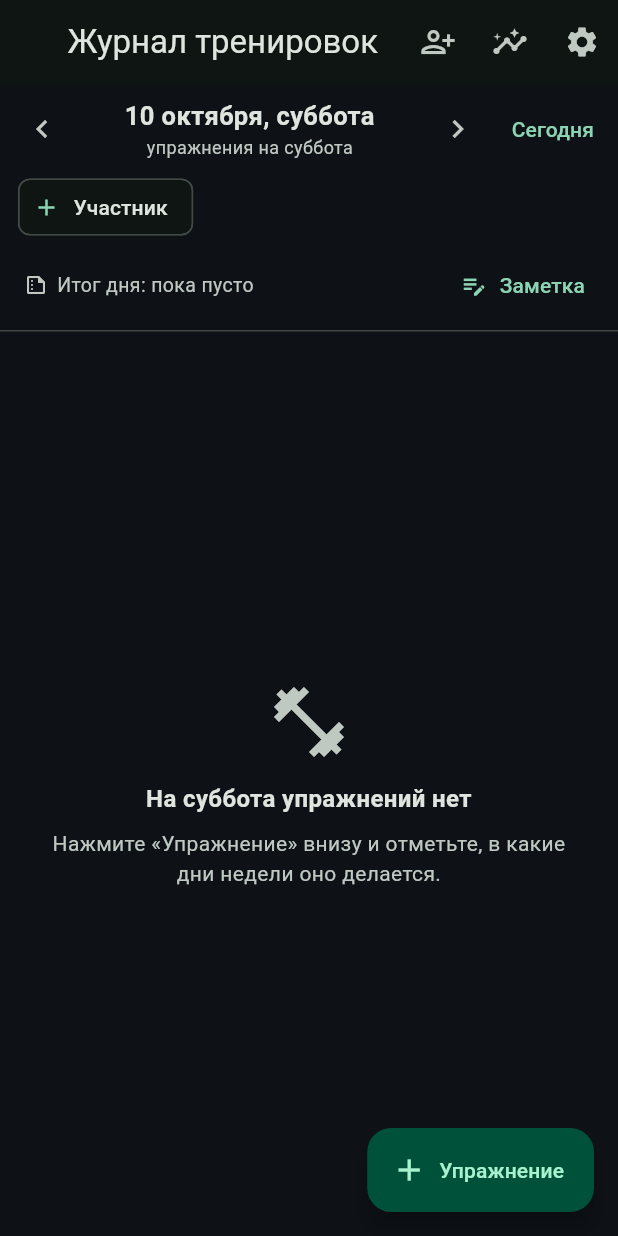
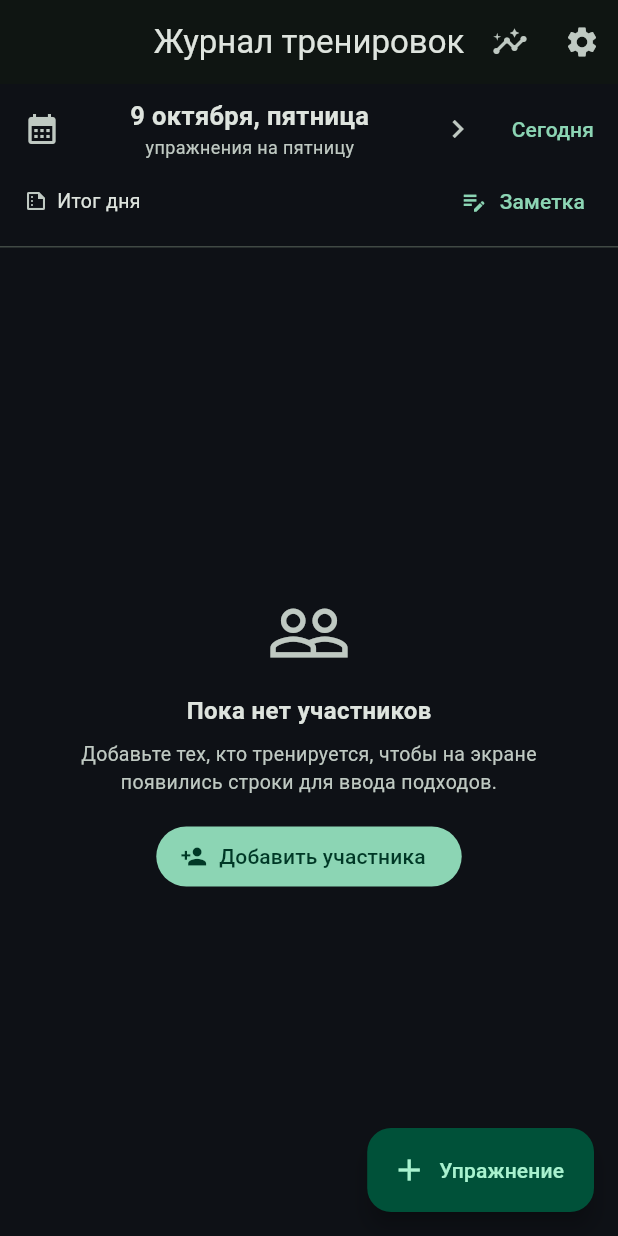
Before and after one commit to PavelChekalin/workout-log, a Flutter app: the screen it shows after launch, after a tap on the "chevron right" icon, on a phone screen of 412 x 824 dp. Run offline on Flutter 3.47's test engine with Material 3 defaults, Android fonts, the phone set to English and light mode, and no system bars; our stand-ins replace shared_preferences.

Commit message:
Календарь дней записи, итог дня по участникам, падежи дней недели

```diff
--- a/lib/main.dart
+++ b/lib/main.dart
@@ -1,6 +1,7 @@
 import 'package:flutter/material.dart';
 
 import 'catalog.dart';
+import 'calendar_picker.dart';
 import 'data.dart';
 import 'settings_screen.dart';
 import 'stats_screen.dart';
@@ -61,11 +62,6 @@ class _MainScreenState extends State<MainScreen> {
         title: const Text('Журнал тренировок'),
         actions: [
           IconButton(
-            tooltip: 'Добавить участника',
-            icon: const Icon(Icons.person_add_alt),
-            onPressed: _addPerson,
-          ),
-          IconButton(
             tooltip: 'Статистика',
             icon: const Icon(Icons.insights),
             onPressed: () async {
@@ -93,11 +89,12 @@ class _MainScreenState extends State<MainScreen> {
       body: Column(
         children: [
           _dateBar(),
-          _participantsBar(),
           _daySummary(),
           const Divider(height: 1),
           Expanded(
-            child: dayExercises.isEmpty
+            child: repo.people.isEmpty
+                ? _noParticipants()
+                : dayExercises.isEmpty
                     ? _emptyExercises()
                     : ListView.builder(
                         padding: const EdgeInsets.only(top: 8, bottom: 96),
@@ -116,10 +113,9 @@ class _MainScreenState extends State<MainScreen> {
       child: Row(
         children: [
           IconButton(
-            icon: const Icon(Icons.chevron_left),
-            tooltip: 'Предыдущий день',
-            onPressed: () => setState(
-                () => selectedDate = selectedDate.subtract(const Duration(days: 1))),
+            tooltip: 'Календарь',
+            icon: const Icon(Icons.calendar_month),
+            onPressed: _openCalendar,
           ),
           Expanded(
             child: Column(
@@ -130,7 +126,7 @@ class _MainScreenState extends State<MainScreen> {
                   style: const TextStyle(fontSize: 17, fontWeight: FontWeight.w700),
                 ),
                 Text(
-                  'упражнения на ${weekdayNameRu(selectedDate.weekday)}',
+                  'упражнения на ${weekdayNameRuAcc(selectedDate.weekday)}',
                   style: TextStyle(fontSize: 12, color: _cs.onSurfaceVariant),
                 ),
               ],
@@ -139,8 +135,15 @@ class _MainScreenState extends State<MainScreen> {
           IconButton(
             icon: const Icon(Icons.chevron_right),
             tooltip: 'Следующий день',
-            onPressed: () => setState(
-                () => selectedDate = selectedDate.add(const Duration(days: 1))),
+            onPressed: () {
+              final next = DateTime(selectedDate.year, selectedDate.month,
+                  selectedDate.day + 1);
+              final today = DateTime.now();
+              final todayOnly = DateTime(today.year, today.month, today.day);
+              if (!next.isAfter(todayOnly)) {
+                setState(() => selectedDate = next);
+              }
+            },
           ),
           TextButton(
             onPressed: () => setState(() => selectedDate = DateTime.now()),
@@ -151,17 +154,20 @@ class _MainScreenState extends State<MainScreen> {
     );
   }
 
+  /// Открыть календарь и перейти к выбранному дню.
+  Future<void> _openCalendar() async {
+    final picked = await showDayCalendar(
+      context,
+      marked: repo.recordedDates(),
+      initial: selectedDate,
+    );
+    if (picked != null) {
+      setState(() => selectedDate = picked);
+    }
+  }
+
   /// Итог дня (подходы + тоннаж) и заметка к тренировке.
   Widget _daySummary() {
-    final d = isoDate(selectedDate);
-    var setCount = 0;
-    var vol = 0.0;
-    for (final s in repo.sessions) {
-      if (s.date == d) {
-        setCount += s.sets.length;
-        vol += repo.volume(s.sets);
-      }
-    }
     final note = repo.noteFor(selectedDate);
 
     return Padding(
@@ -174,13 +180,8 @@ class _MainScreenState extends State<MainScreen> {
               Icon(Icons.summarize_outlined,
                   size: 16, color: _cs.onSurfaceVariant),
               const SizedBox(width: 6),
-              Expanded(
-                child: Text(
-                  setCount == 0
-                      ? 'Итог дня: пока пусто'
-                      : 'Итог дня: $setCount подх. · ${grouped(vol)} кг',
-                  style: TextStyle(color: _cs.onSurfaceVariant, fontSize: 13),
-                ),
+              const Expanded(
+                child: Text('Итог дня', style: TextStyle(fontSize: 13)),
               ),
               TextButton.icon(
                 onPressed: _editNote,
@@ -189,6 +190,7 @@ class _MainScreenState extends State<MainScreen> {
               ),
             ],
           ),
+          for (final p in repo.people) _personDayRow(p),
           if (note != null)
             Padding(
               padding: const EdgeInsets.only(left: 22, right: 8, bottom: 2),
@@ -199,6 +201,37 @@ class _MainScreenState extends State<MainScreen> {
                   color: _cs.onSurfaceVariant,
                   fontSize: 13,
                 ),
+              ),
+            ),
+        ],
+      ),
+    );
+  }
+
+  /// Итог дня одного участника: подходы · тоннаж.
+  Widget _personDayRow(Person person) {
+    final (setCount, vol) = repo.dayStats(selectedDate, person.id);
+    final color = personColor(person.id);
+    return Padding(
+      padding: const EdgeInsets.only(left: 22, bottom: 2),
+      child: Row(
+        children: [
+          CircleAvatar(
+            radius: 9,
+            backgroundColor: color.withValues(alpha: 0.25),
+            child: Text(
+              personInitial(person.name),
+              style: TextStyle(
+                  color: color, fontWeight: FontWeight.bold, fontSize: 8),
+            ),
+          ),
+          const SizedBox(width: 8),
+          Expanded(
+            child: Text(
+              setCount == 0
+                  ? '${person.name}: —'
+                  : '${person.name}: $setCount подх. · ${grouped(vol)} кг',
+              style: TextStyle(color: _cs.onSurfaceVariant, fontSize: 13),
             ),
           ),
         ],
@@ -239,40 +272,32 @@ class _MainScreenState extends State<MainScreen> {
     setState(() {});
   }
 
-  /// Строка участников: чипы людей + кнопка «Участник».
-  Widget _participantsBar() {
-    return SizedBox(
-      height: 56,
-      child: ListView(
-        scrollDirection: Axis.horizontal,
-        padding: const EdgeInsets.symmetric(horizontal: 12, vertical: 8),
+  Widget _noParticipants() {
+    return Center(
+      child: Padding(
+        padding: const EdgeInsets.all(24),
+        child: Column(
+          mainAxisSize: MainAxisSize.min,
           children: [
-          for (final p in repo.people)
-            Padding(
-              padding: const EdgeInsets.only(right: 8),
-              child: InputChip(
-                avatar: CircleAvatar(
-                  backgroundColor: personColor(p.id).withValues(alpha: 0.25),
-                  child: Text(
-                    personInitial(p.name),
-                    style: TextStyle(
-                      color: personColor(p.id),
-                      fontWeight: FontWeight.bold,
-                      fontSize: 12,
+            Icon(Icons.people_outline, size: 56, color: _cs.onSurfaceVariant),
+            const SizedBox(height: 12),
+            const Text('Пока нет участников',
+                style: TextStyle(fontSize: 16, fontWeight: FontWeight.w600)),
+            const SizedBox(height: 8),
+            Text(
+              'Добавьте тех, кто тренируется, '
+              'чтобы на экране появились строки для ввода подходов.',
+              textAlign: TextAlign.center,
+              style: TextStyle(color: _cs.onSurfaceVariant, fontSize: 13),
             ),
-                  ),
-                ),
-                label: Text(p.name),
-                onPressed: () => _renamePerson(p),
-                onDeleted: () => _confirmDeletePerson(p),
-              ),
-            ),
-          ActionChip(
-            avatar: const Icon(Icons.add, size: 18),
-            label: const Text('Участник'),
+            const SizedBox(height: 16),
+            FilledButton.icon(
               onPressed: _addPerson,
+              icon: const Icon(Icons.person_add),
+              label: const Text('Добавить участника'),
             ),
           ],
+        ),
       ),
     );
   }
@@ -287,7 +312,7 @@ class _MainScreenState extends State<MainScreen> {
             Icon(Icons.fitness_center, size: 56, color: _cs.onSurfaceVariant),
             const SizedBox(height: 12),
             Text(
-              'На ${weekdayNameRu(selectedDate.weekday)} упражнений нет',
+              'На ${weekdayNameRuAcc(selectedDate.weekday)} упражнений нет',
               textAlign: TextAlign.center,
               style: const TextStyle(fontSize: 16, fontWeight: FontWeight.w600),
             ),
@@ -362,16 +387,6 @@ class _MainScreenState extends State<MainScreen> {
                 ),
               ],
             ),
-            if (repo.people.isEmpty)
-              Padding(
-                padding: const EdgeInsets.symmetric(vertical: 8),
-                child: Text(
-                  'Добавьте участников (кнопка «+ Участник» выше), '
-                  'чтобы записывать подходы.',
-                  style: TextStyle(color: _cs.onSurfaceVariant, fontSize: 13),
-                ),
-              )
-            else
             ...repo.people.map((p) => _personRow(exercise, p)),
           ],
         ),
@@ -464,35 +479,6 @@ class _MainScreenState extends State<MainScreen> {
     if (name == null || name.isEmpty) return;
     repo.addPerson(name);
     setState(() {});
-  }
-
-  Future<void> _renamePerson(Person person) async {
-    final name = await _askName('Имя участника', person.name);
-    if (name == null || name.isEmpty) return;
-    repo.renamePerson(person, name);
-    setState(() {});
-  }
-
-  void _confirmDeletePerson(Person person) {
-    showDialog<void>(
-      context: context,
-      builder: (_) => AlertDialog(
-        title: Text('Удалить ${person.name}?'),
-        content: const Text('Все записи этого участника тоже будут удалены.'),
-        actions: [
-          TextButton(
-              onPressed: () => Navigator.pop(context), child: const Text('Отмена')),
-          FilledButton(
-            onPressed: () {
-              repo.deletePerson(person);
-              Navigator.pop(context);
-              setState(() {});
-            },
-            child: const Text('Удалить'),
-          ),
-        ],
-      ),
-    );
   }
 
   Future<void> _openSets(Exercise exercise, Person person) async {
```
Also changed, not shown: lib/calendar_picker.dart (added, +172 -0 lines), lib/data.dart (+33 -0 lines), 1 other file. Lines whose indentation alone changed are shown as unchanged.
